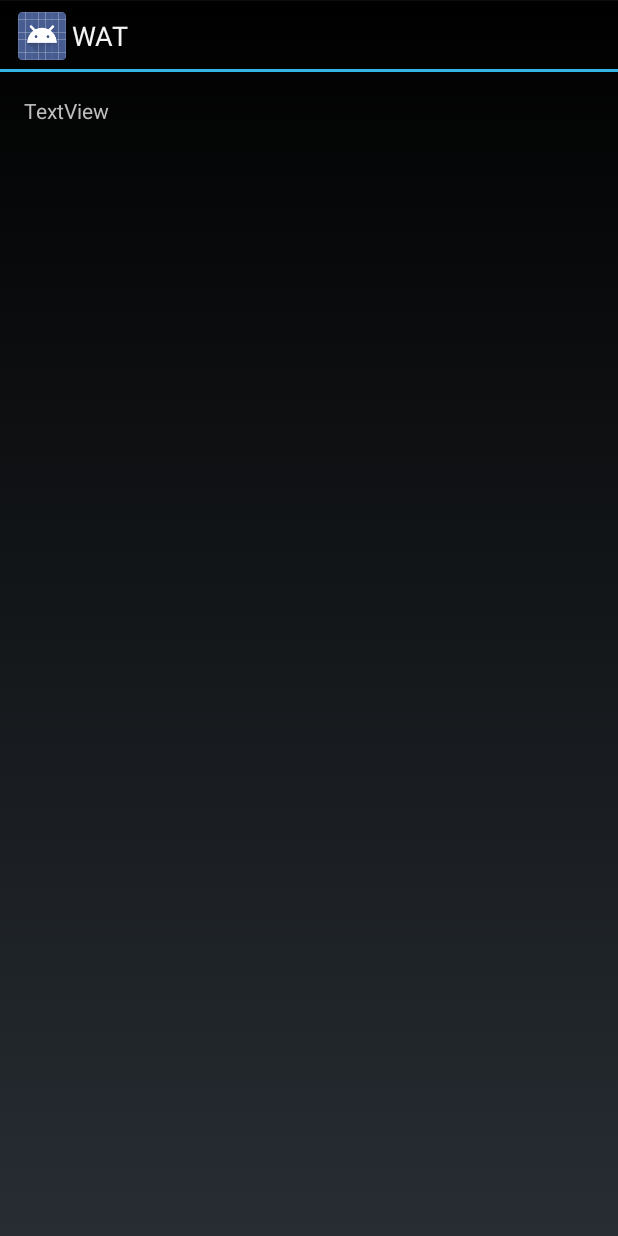
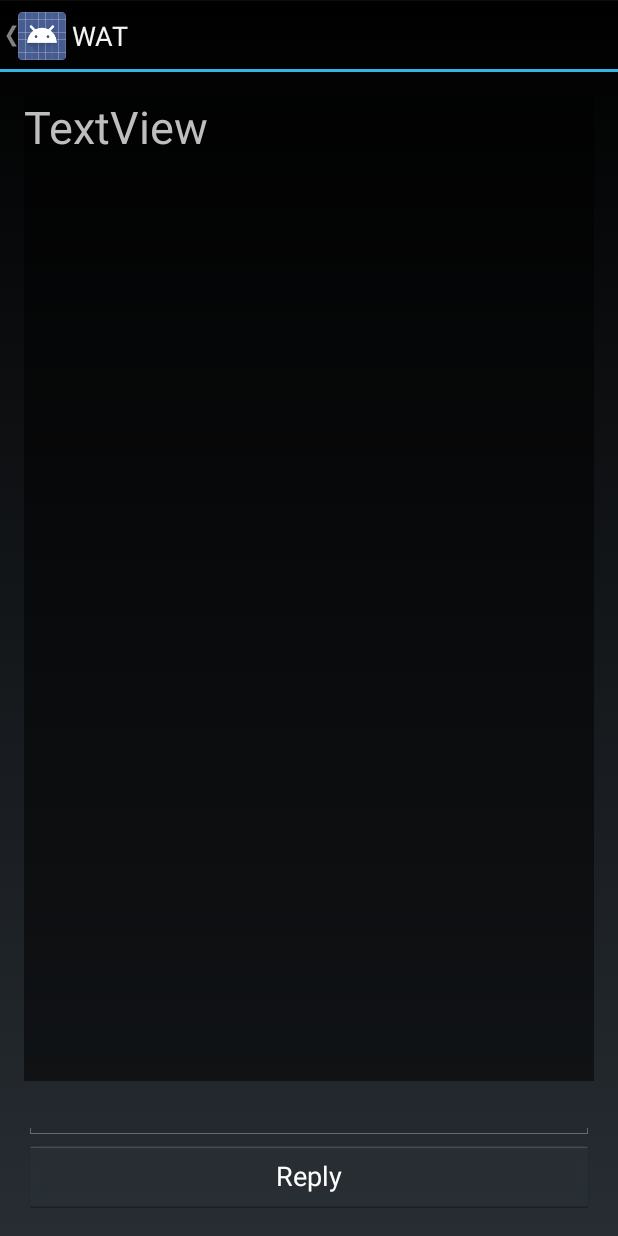
Before and after one commit to SirKitboard/WAT, an Android app: the ReadActivity screen opened directly, with no data from a screen before it, on a phone screen of 412 x 824 dp. Run offline under Robolectric (Android 15) with nearby library versions, the phone set to English and light mode, and no system bars; 1 statement that could not run was skipped.

```diff
--- a/app/src/main/AndroidManifest.xml
+++ b/app/src/main/AndroidManifest.xml
@@ -16,11 +16,10 @@
 	    <!-- BroadcastReceiver that listens for incoming SMS messages -->
 
         <activity
-            android:name=".MainActivity"
+            android:name=".cameraTest"
             android:label="@string/app_name" >
             <intent-filter>
                 <action android:name="android.intent.action.MAIN" />
-
                 <category android:name="android.intent.category.LAUNCHER" />
             </intent-filter>
         </activity>
--- a/app/src/main/java/io/github/adibalwani03/wat/ComposeActivity.java
+++ b/app/src/main/java/io/github/adibalwani03/wat/ComposeActivity.java
@@ -40,8 +40,8 @@ public class ComposeActivity extends Activity {
 				try {
 					Intent sendIntent = new Intent(Intent.ACTION_VIEW);
 					sendIntent.putExtra("sms_body", et1.getText().toString());
-					sendIntent.setType("vnd.android-dir/mms-sms");
-					startActivity(sendIntent);
+
+					startActivity(sendIntent);sendIntent.setType("vnd.android-dir/mms-sms");
 
 				} catch (ActivityNotFoundException e) {
 					showDialog(DIALOG_SENDTO);
--- a/app/src/main/res/layout/activity_read.xml
+++ b/app/src/main/res/layout/activity_read.xml
@@ -12,14 +12,34 @@
 	<ScrollView
 		android:id="@+id/scrollView1"
 		android:layout_width="fill_parent"
-		android:layout_height="0dip"
-		android:layout_weight="1" >
+		android:layout_height="wrap_content"
+		android:layout_weight="1"
+		android:background="#88000000">
 
 		<TextView
 			android:id="@+id/textView1"
 			android:layout_width="fill_parent"
 			android:layout_height="wrap_content"
-			android:text="TextView" />
+			android:text="TextView"
+			android:textSize="30dp"/>
 	</ScrollView>
 
+	<LinearLayout
+		android:orientation="vertical"
+		android:layout_width="match_parent"
+		android:layout_height="wrap_content"
+		android:layout_gravity="bottom">
+
+		<EditText
+			android:id="@+id/replybody"
+			android:layout_width="fill_parent"
+			android:layout_height="wrap_content"/>
+		<Button
+			android:layout_width="fill_parent"
+			android:layout_height="wrap_content"
+			android:text="Reply"
+			android:onClick="reply"
+			android:textColor="#FFFFFF"/>
+	</LinearLayout>
+
 </LinearLayout>
```
Also changed, not shown: app/src/main/java/io/github/adibalwani03/wat/MainActivity.java (+18 -3 lines), app/src/main/java/io/github/adibalwani03/wat/ReadActivity.java (+34 -1 lines), app/src/main/res/layout/adapter_inbox.xml (+36 -12 lines).
